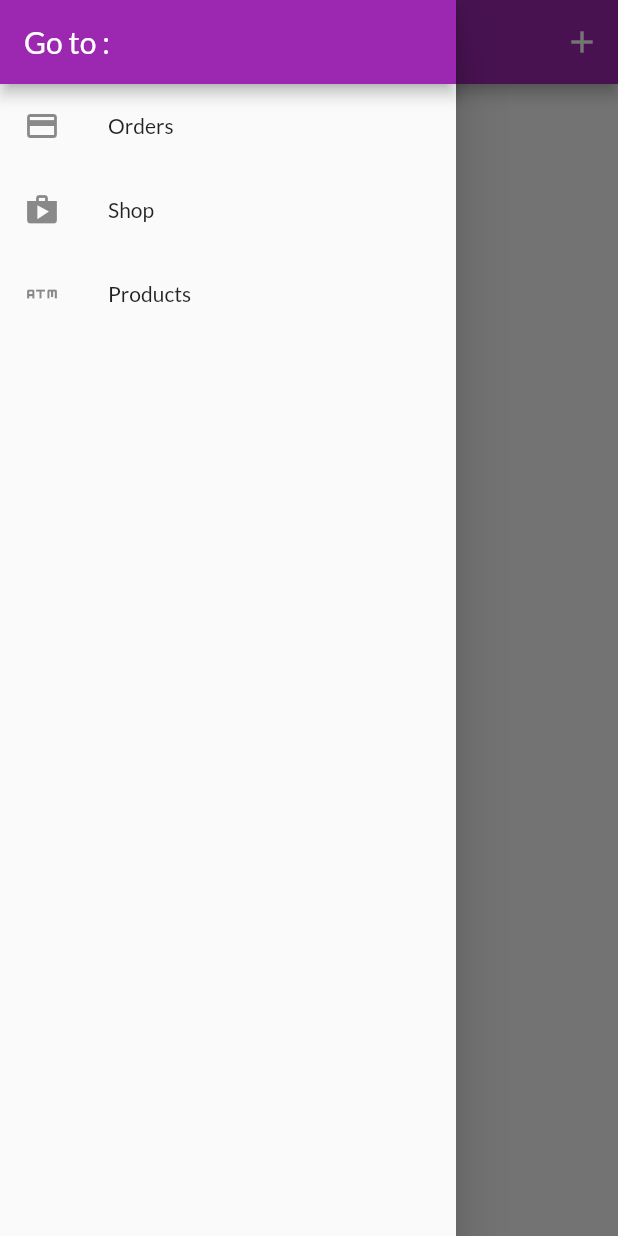
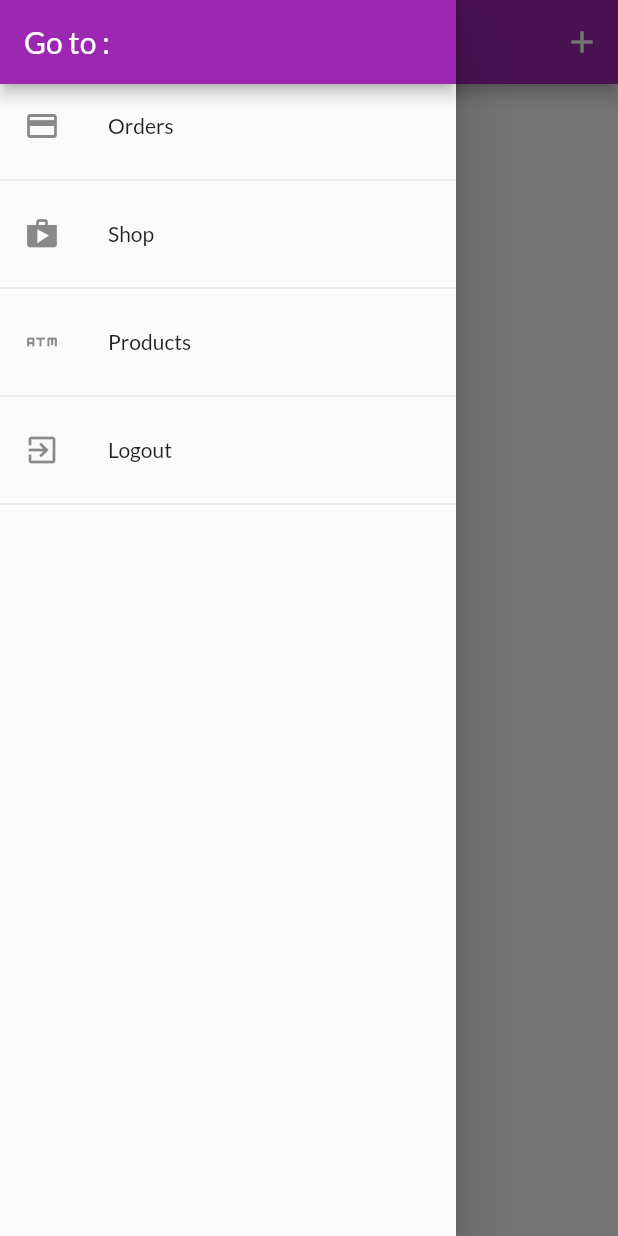
Before and after one commit to TariqHattab/Shop_app-Complete, a Flutter app: the UserProductsScreen screen opened by its route, with the side drawer open, on a phone screen of 412 x 824 dp. Run offline on Flutter 3.47's test engine with Material 2 defaults, Android fonts, the phone set to English and light mode, and no system bars.

Commit message:
commit 7

```diff
--- a/lib/main.dart
+++ b/lib/main.dart
@@ -34,7 +34,7 @@ class MyApp extends StatelessWidget {
         ChangeNotifierProxyProvider<Auth, Orders>(
           create: (ctx) => Orders(),
           update: (ctx, auth, previousOrders) =>
-              previousOrders..updateAuth(auth.token),
+              previousOrders..updateAuthInfo(auth.token, auth.userId),
         ),
       ],
       child: Consumer<Auth>(
--- a/lib/screens/user_products_screen.dart
+++ b/lib/screens/user_products_screen.dart
@@ -9,13 +9,12 @@ class UserProductsScreen extends StatelessWidget {
   static const routeName = '/user_products_screen';
 
   Future<void> _refreshProducts(BuildContext context) {
-    return Provider.of<Products>(context, listen: false).getProducts();
+    return Provider.of<Products>(context, listen: false).getProducts(true);
   }
 
   @override
   Widget build(BuildContext context) {
-    var scaffold = ScaffoldMessenger.of(context);
-    var products = Provider.of<Products>(context).items;
+    //var products = Provider.of<Products>(context).items;
     return Scaffold(
       appBar: AppBar(
         title: Text('The Products'),
@@ -29,9 +28,19 @@ class UserProductsScreen extends StatelessWidget {
         ],
       ),
       drawer: MainDrawer(),
-      body: RefreshIndicator(
+      body: FutureBuilder(
+        future: _refreshProducts(
+            context), //will cuase infinite loop if called with provider items in the same build
+        builder: (ctx, snapshotData) {
+          if (snapshotData.connectionState == ConnectionState.waiting) {
+            return Center(child: CircularProgressIndicator());
+          } else {
+            return RefreshIndicator(
               onRefresh: () => _refreshProducts(context),
-        child: Padding(
+              child: Consumer<Products>(
+                builder: (context, products, child) {
+                  var items = products.items;
+                  return Padding(
                     padding: const EdgeInsets.all(8.0),
                     child: ListView.builder(
                       itemBuilder: (ctx, i) {
@@ -39,29 +48,32 @@ class UserProductsScreen extends StatelessWidget {
                           children: [
                             ListTile(
                               leading: CircleAvatar(
-                      backgroundImage: NetworkImage(products[i].imageUrl),
+                                backgroundImage:
+                                    NetworkImage(items[i].imageUrl),
                               ),
-                    title: Text(products[i].title),
+                              title: Text(items[i].title),
                               trailing: Container(
                                 width: 100,
                                 child: Row(
                                   children: [
                                     IconButton(
                                         icon: Icon(Icons.edit,
-                                  color: Theme.of(context).primaryColor),
+                                            color:
+                                                Theme.of(context).primaryColor),
                                         onPressed: () {
                                           Navigator.of(context).pushNamed(
                                               EditProductScreen.routeName,
-                                    arguments: {'id': products[i].id});
+                                              arguments: {'id': items[i].id});
                                         }),
                                     IconButton(
                                         icon: Icon(Icons.delete,
-                                  color: Theme.of(context).errorColor),
+                                            color:
+                                                Theme.of(context).errorColor),
                                         onPressed: () async {
                                           try {
                                             await Provider.of<Products>(context,
                                                     listen: false)
-                                      .removeProduct(products[i].id);
+                                                .removeProduct(items[i].id);
                                           } catch (e) {
                                             ScaffoldMessenger.of(context)
                                                 .showSnackBar(SnackBar(
@@ -79,9 +91,14 @@ class UserProductsScreen extends StatelessWidget {
                           ],
                         );
                       },
-            itemCount: products.length,
+                      itemCount: items.length,
                     ),
+                  );
+                },
               ),
+            );
+          }
+        },
       ),
     );
   }
--- a/lib/widgets/main_drawer.dart
+++ b/lib/widgets/main_drawer.dart
@@ -1,8 +1,9 @@
 import 'package:flutter/material.dart';
-import 'package:shop_app/screens/orders_screen.dart';
-import 'package:shop_app/screens/poduct_detail_screen.dart';
-import 'package:shop_app/screens/product_overview_screen.dart';
-import 'package:shop_app/screens/user_products_screen.dart';
+import 'package:provider/provider.dart';
+
+import '../providers/auth.dart';
+import '../screens/orders_screen.dart';
+import '../screens/user_products_screen.dart';
 
 class MainDrawer extends StatelessWidget {
   @override
@@ -25,6 +26,7 @@ class MainDrawer extends StatelessWidget {
             title: Text('Go to :'),
             automaticallyImplyLeading: false,
           ),
+
           ListTile(
             leading: Icon(Icons.payment),
             title: Text('Orders'),
@@ -33,6 +35,7 @@ class MainDrawer extends StatelessWidget {
                   .pushReplacementNamed(OrdersScreen.routeName);
             },
           ),
+          Divider(),
           ListTile(
             leading: Icon(Icons.shop),
             title: Text('Shop'),
@@ -40,6 +43,7 @@ class MainDrawer extends StatelessWidget {
               Navigator.of(context).pushReplacementNamed('/');
             },
           ),
+          Divider(),
           ListTile(
             leading: Icon(Icons.atm),
             title: Text('Products'),
@@ -48,6 +52,18 @@ class MainDrawer extends StatelessWidget {
                   .pushReplacementNamed(UserProductsScreen.routeName);
             },
           ),
+          Divider(),
+          ListTile(
+            leading: Icon(Icons.exit_to_app),
+            title: Text('Logout'),
+            onTap: () {
+              Navigator.of(context).pop();
+              Provider.of<Auth>(context, listen: false).logout();
+              // Navigator.of(context)
+              //     .pushReplacementNamed(UserProductsScreen.routeName);
+            },
+          ),
+          Divider(),
         ],
       ),
     );
```
Also changed, not shown: lib/providers/auth.dart (+21 -1 lines), lib/providers/orders.dart (+5 -3 lines), lib/providers/products.dart (+22 -9 lines), 2 other files. Lines whose indentation alone changed are shown as unchanged.
